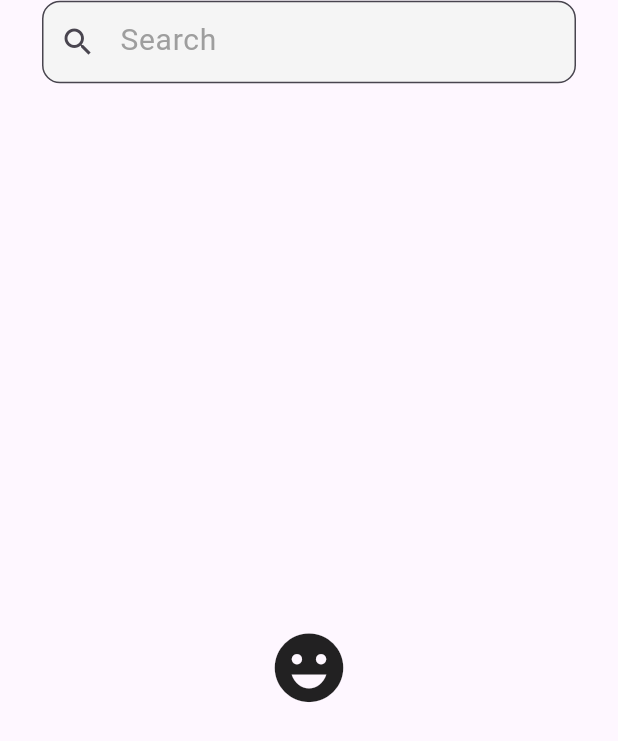
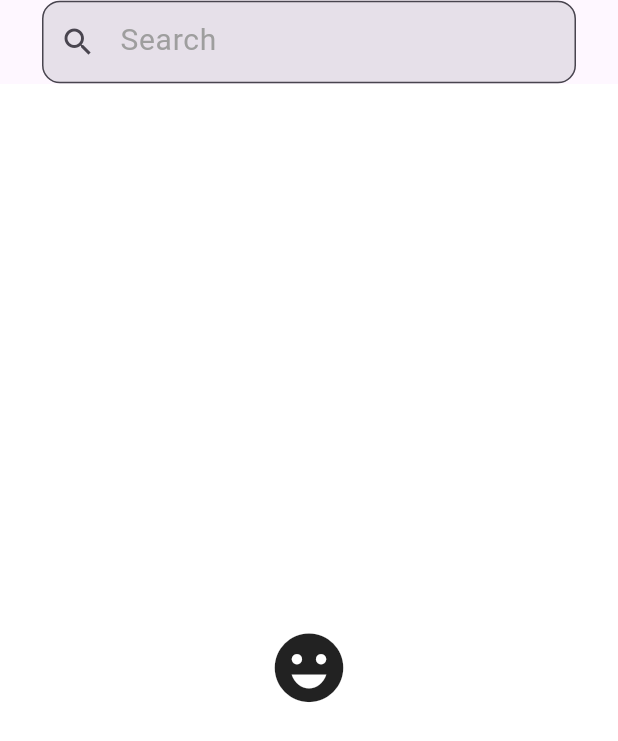
Before and after one commit to ahmedwael111/recipes-app, a Flutter app: the SearchView screen opened directly, on a phone screen of 412 x 824 dp. Shown: the top 741 px of the screen. Run offline on Flutter 3.47's test engine with Material 3 defaults, Android fonts, the phone set to English and light mode, and no system bars; our stand-ins replace bloc, carousel_slider, dio, flutter_bloc, font_awesome_flutter; missing offline and left inert: day_night_switch; network calls fail.

Commit message:
make a Swiching between Light them and Dark theme

```diff
--- /dev/null
+++ b/lib/cubits/cubit/theme_cubit_cubit.dart
@@ -0,0 +1,27 @@
+import 'package:bloc/bloc.dart';
+import 'package:flutter/material.dart';
+import 'package:meta/meta.dart';
+
+part 'theme_cubit_state.dart';
+
+class ThemeCubitCubit extends Cubit<ThemeData> {
+  ThemeCubitCubit() : super(_lightTheme);
+
+  // Define the light and dark theme data
+  static final ThemeData _lightTheme = ThemeData(
+    brightness: Brightness.light,
+    primaryColor: Colors.blue,
+    scaffoldBackgroundColor: Colors.white,
+  );
+
+  static final ThemeData _darkTheme = ThemeData(
+    brightness: Brightness.dark,
+    primaryColor: Colors.black,
+    scaffoldBackgroundColor: Colors.grey[900],
+  );
+
+  // Toggle between themes
+  void toggleTheme() {
+    emit(state.brightness == Brightness.light ? _darkTheme : _lightTheme);
+  }
+}
--- /dev/null
+++ b/lib/cubits/cubit/theme_cubit_state.dart
@@ -0,0 +1,6 @@
+part of 'theme_cubit_cubit.dart';
+
+@immutable
+sealed class ThemeCubitState {}
+
+final class ThemeCubitInitial extends ThemeCubitState {}
--- a/lib/widgets/c2_text_field.dart
+++ b/lib/widgets/c2_text_field.dart
@@ -27,7 +27,7 @@ class _C2TextfieldState extends State<C2Textfield> {
         cursorColor: kcolor,
         decoration: InputDecoration(
           filled: true,
-          fillColor: Colors.grey.shade100,
+          // fillColor: Colors.grey.shade100,
           hintText: 'Search',
           hintStyle: const TextStyle(color: Colors.grey, fontSize: 20),
           prefixIcon: const Icon(Icons.search),
--- a/lib/widgets/costom_BottomNavigationBar.dart
+++ b/lib/widgets/costom_BottomNavigationBar.dart
@@ -1,4 +1,5 @@
 import 'package:flutter/material.dart';
+import 'package:font_awesome_flutter/font_awesome_flutter.dart';
 import 'package:recipes_app/constants.dart';
 
 class CostomBottomNavigationBar extends StatelessWidget {
@@ -25,11 +26,11 @@ class CostomBottomNavigationBar extends StatelessWidget {
         unselectedFontSize: 12.0,
         items: const [
           BottomNavigationBarItem(
-            icon: Icon(Icons.home),
+            icon: Icon(FontAwesomeIcons.house),
             label: 'Home',
           ),
           BottomNavigationBarItem(
-            icon: Icon(Icons.search),
+            icon: Icon(FontAwesomeIcons.magnifyingGlass),
             label: 'Search',
           )
         ]);
--- a/lib/widgets/coustom_card.dart
+++ b/lib/widgets/coustom_card.dart
@@ -19,7 +19,7 @@ class CoustomCard extends StatelessWidget {
           decoration: BoxDecoration(boxShadow: [
             BoxShadow(
                 color: Colors.grey.withOpacity(0.3),
-                spreadRadius: 0,
+                spreadRadius: 1,
                 blurRadius: 5,
                 offset: const Offset(0, 1))
           ]),
--- a/lib/widgets/second_coustom_card.dart
+++ b/lib/widgets/second_coustom_card.dart
@@ -18,8 +18,8 @@ class SecondCoustomCard extends StatelessWidget {
           width: 200,
           decoration: BoxDecoration(boxShadow: [
             BoxShadow(
-                color: Colors.black.withOpacity(0.3),
-                spreadRadius: 0,
+                color: Colors.grey.withOpacity(0.4),
+                spreadRadius: 2,
                 blurRadius: 5,
                 offset: const Offset(0, 1))
           ]),
--- a/pubspec.yaml
+++ b/pubspec.yaml
@@ -35,6 +35,8 @@ dependencies:
   flutter_bloc: ^8.1.6
   url_launcher: ^6.3.1
   day_night_switch: ^1.0.4
+  font_awesome_flutter: ^10.7.0
+
 
 
   # The following adds the Cupertino Icons font to your application.
```
Also changed, not shown: lib/main.dart (+11 -5 lines), lib/views/home_view.dart (+44 -3 lines), lib/widgets/Home_Appbar.dart (+44 -44 lines), pubspec.lock.
